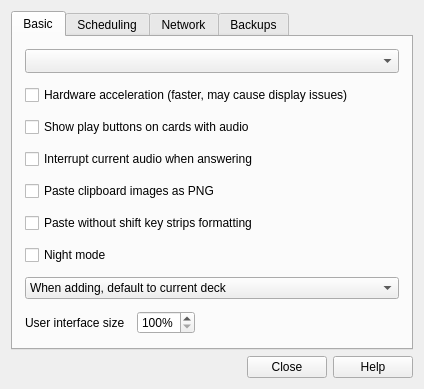
ankitects/anki, file qt/designer/preferences.ui: the form before one commit.
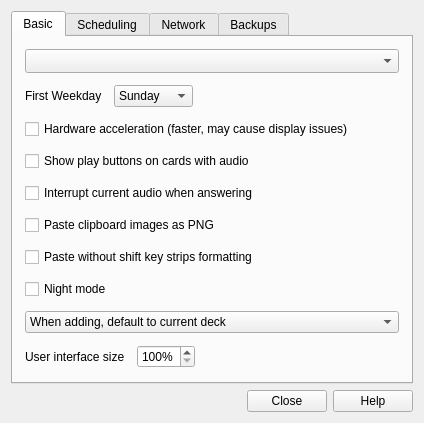
The form after the commit.

Commit message: Prepare first weekday support

The edit to the form file:
```diff
--- a/qt/designer/preferences.ui
+++ b/qt/designer/preferences.ui
@@ -55,6 +55,57 @@
          </property>
         </widget>
        </item>
+       <item>
+        <layout class="QHBoxLayout" name="horizontalLayout_2">
+         <property name="sizeConstraint">
+          <enum>QLayout::SetDefaultConstraint</enum>
+         </property>
+         <item>
+          <widget class="QLabel" name="label">
+           <property name="text">
+            <string>First Weekday</string>
+           </property>
+          </widget>
+         </item>
+         <item>
+          <widget class="QComboBox" name="firstWeekday">
+           <item>
+            <property name="text">
+             <string>Sunday</string>
+            </property>
+           </item>
+           <item>
+            <property name="text">
+             <string>Monday</string>
+            </property>
+           </item>
+           <item>
+            <property name="text">
+             <string>Friday</string>
+            </property>
+           </item>
+           <item>
+            <property name="text">
+             <string>Saturday</string>
+            </property>
+           </item>
+          </widget>
+         </item>
+         <item>
+          <spacer name="horizontalSpacer_5">
+           <property name="orientation">
+            <enum>Qt::Horizontal</enum>
+           </property>
+           <property name="sizeHint" stdset="0">
+            <size>
+             <width>40</width>
+             <height>20</height>
+            </size>
+           </property>
+          </spacer>
+         </item>
+        </layout>
+       </item>
        <item>
         <widget class="QCheckBox" name="hwAccel">
          <property name="text">
```
The commit also changes 1 other file.
